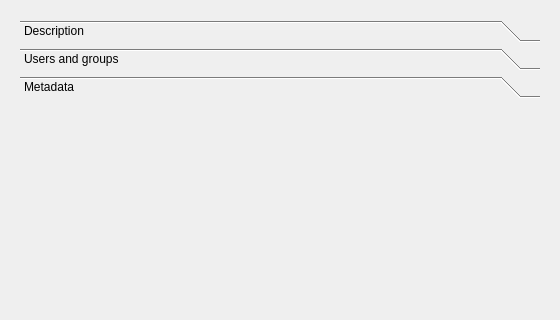
Old version of the form ime/ui/ui_dataset_props.ui in the repository UoA-eResearch/mytardis_ime; both pictures show x 0 to 560 and y 0 to 320 of the 560 by 648 pixel window.
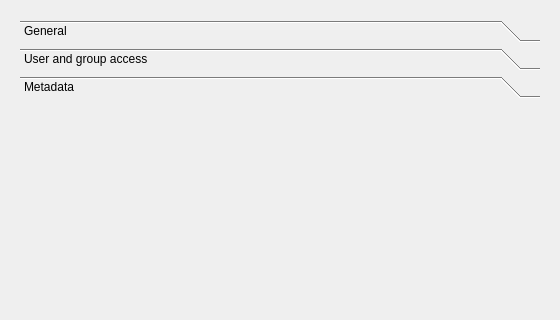
New version of the form. The open tabs and pages were chosen to show the change. Icons and pictures are not drawn. Custom widgets are drawn as their Qt base class.

Commit message: Change AccessControlTableModel to Proxy to prep for Model to be passed in

Diff of the .ui file:
```diff
--- a/ime/ui/ui_dataset_props.ui
+++ b/ime/ui/ui_dataset_props.ui
@@ -42,7 +42,7 @@
            </rect>
           </property>
           <attribute name="label">
-           <string>Description</string>
+           <string>General</string>
           </attribute>
           <layout class="QFormLayout" name="formLayout">
            <item row="0" column="0">
@@ -102,7 +102,7 @@
            </rect>
           </property>
           <attribute name="label">
-           <string>Users and groups</string>
+           <string>User and group access</string>
           </attribute>
           <layout class="QVBoxLayout" name="verticalLayout">
            <item>
```
Left out of the diff: 6 changed lines with no effect on the pictures. The commit also changes 17 other files.
